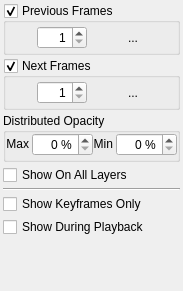
The window that app/ui/onionskin.ui (MakiNoAtorie/JustAnimate) describes before a commit, drawn with Qt 5.
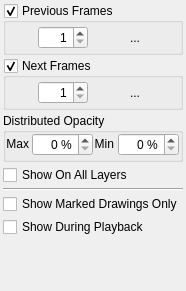
The same window after the commit. Icons and pictures are not drawn.

Commit message:
UI: Drawing and Exposure wording in menus, tooltips, timeline and Preferences
Fixes #185

```diff
--- a/app/ui/onionskin.ui
+++ b/app/ui/onionskin.ui
@@ -479,7 +479,7 @@
              <string>Show only keyframes as onion skins</string>
             </property>
             <property name="text">
-             <string>Show Keyframes Only</string>
+             <string>Show Marked Drawings Only</string>
             </property>
            </widget>
           </item>
```
Left out of the diff: 2 changed lines with no effect on the pictures. The commit also changes 18 other files.
